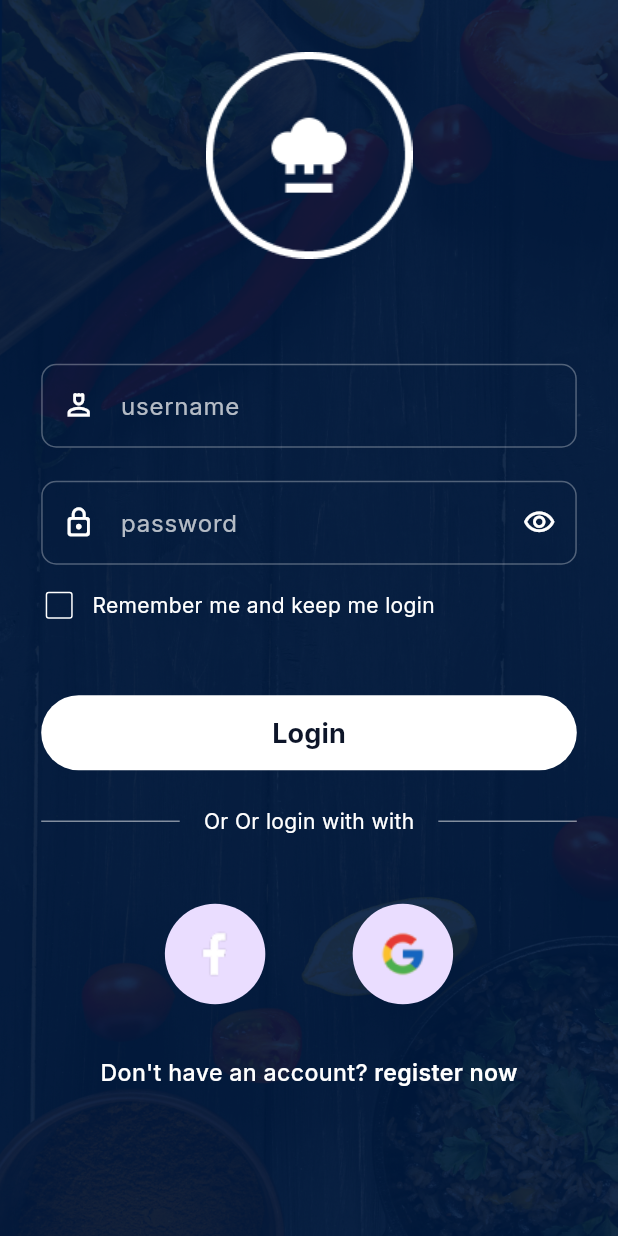
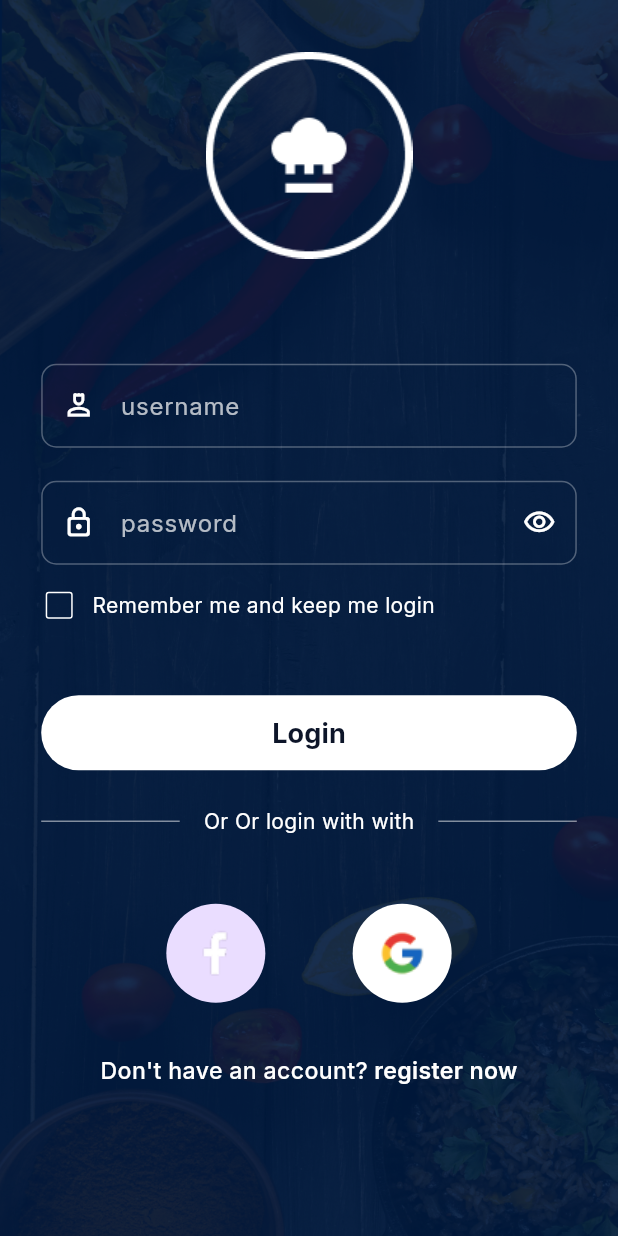
Before and after one commit to MuhammedZain15/meal_recommendation, a Flutter app: the LoginView screen opened by its route, on a phone screen of 412 x 824 dp. Run offline on Flutter 3.47's test engine with Material 3 defaults, Android fonts, the phone set to English and light mode, and no system bars; our stand-ins replace animate_do, bloc, cloud_firestore, equatable, firebase_auth, firebase_core and 8 more; missing offline and left inert: firebase_app_check, flutter_facebook_auth; accounts and stored records are empty; statements that could not run were skipped.

Commit message:
Enhance SocialMethods widget by adding background colors to CircleAvatars

```diff
--- a/lib/features/auth/login/presentation/view/widgets/social_methods.dart
+++ b/lib/features/auth/login/presentation/view/widgets/social_methods.dart
@@ -1,5 +1,6 @@
 import 'package:flutter/material.dart';
 import 'package:flutter_screenutil/flutter_screenutil.dart';
+import 'package:meal_recommendation/core/utils/app_colors.dart';
 import 'package:meal_recommendation/core/utils/app_images.dart';
 
 class SocialMethods extends StatelessWidget {
@@ -11,11 +12,16 @@ class SocialMethods extends StatelessWidget {
       mainAxisAlignment: MainAxisAlignment.center,
       children: [
         CircleAvatar(
-          radius: 33.r,
+          radius: 33,
+          backgroundColor: AppColors.kBlue,
           child: Image.asset(AppImages.facebook),
         ),
         SizedBox(width: 53.w),
-        CircleAvatar(radius: 33.r, child: Image.asset(AppImages.google)),
+        CircleAvatar(
+          radius: 33,
+          backgroundColor: Colors.white,
+          child: Image.asset(AppImages.google),
+        ),
       ],
     );
   }
```
